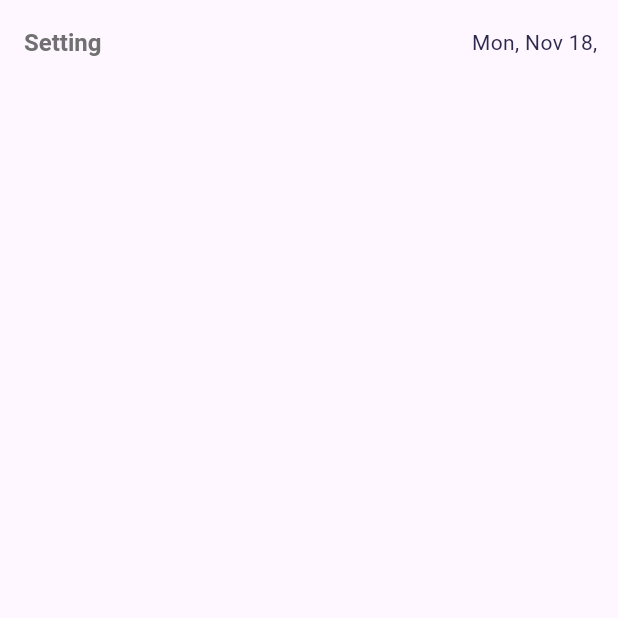
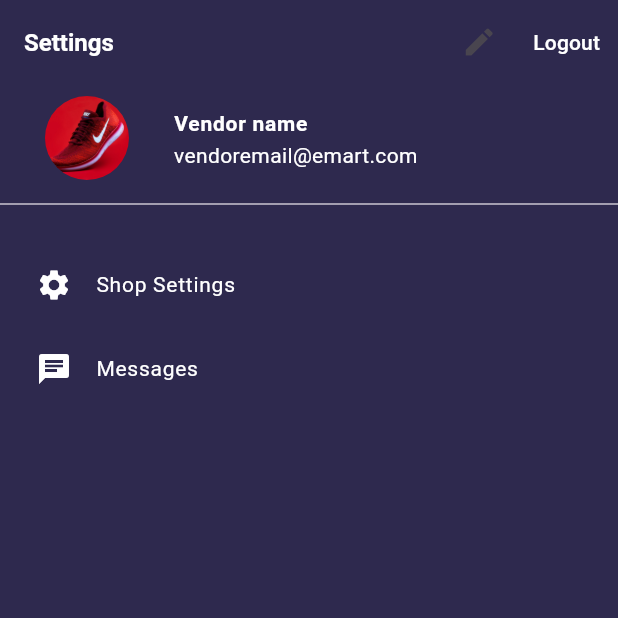
Before and after one commit to MDK301/e_comer_admin, a Flutter app: the ProfileScreen screen opened directly, on a phone screen of 412 x 824 dp, the top half of it. Run offline on Flutter 3.47's test engine with Material 3 defaults, Android fonts, the phone set to English and light mode, and no system bars; our stand-ins replace firebase_core, get, velocity_x; accounts and stored records are empty.

Commit message:
22/30 no error

```diff
--- a/lib/const/lists.dart
+++ b/lib/const/lists.dart
@@ -0,0 +1,10 @@
+import 'package:e_comer_admin/const/const.dart';
+
+
+const profileIconsList = [icShopSettings, icChat, icAccount];
+const profileIconsTitle = [shopSettings, messages, logout];
+
+const popupMenuTitles = [featured, edit, remove];
+const popupMenuIcons = [Icons.featured_play_list, Icons.edit, Icons.delete];
+const profileButtonsTitles = [shopSettings, messages];
+const profileButtonsIcons = [Icons.settings, Icons.chat];
--- a/lib/const/strings.dart
+++ b/lib/const/strings.dart
@@ -15,5 +15,29 @@ const appname = "eMart Seller App",
     totalSales = "Total Sales",
     products = "Products",
     setting = "Setting",
+    featured = "Featured",
+    edit = "Edit",
+    save = "Save",
+    remove = "Remove",
     unpaid = "Unpaid",
+    shopSettings = "Shop Settings",
+    logout = "Logout",
+    changeImage = "Change Image",
+    messages = "Messages",
+    editProfile = "Edit Profile",
+    popular = "Popular Products",
+    settings = "Settings",
+    name = "User",
     credit = "NguoiDepTraiNhatTheGian";
+// shop settings strings
+const nameHint = "eg. Vendor Name",
+    shopDescHint = "Enter your shop description",
+    shopWebsiteHint = "eg. vendor.emart.com",
+    shopMobileHint = "eg. +92123456789",
+    shopAddressHint = "eg. Near Railway Bazaar",
+    description = "Description",
+    mobile = "Shop Mobile",
+    website = "Shop Website",
+    confirmPassword = "Confirm Password",
+    shopName = "Shop Name",
+    address = "Shop Address";
--- a/lib/views/profile_screen/profile_screen.dart
+++ b/lib/views/profile_screen/profile_screen.dart
@@ -1,5 +1,7 @@
 import 'package:e_comer_admin/const/const.dart';
+import 'package:e_comer_admin/views/profile_screen/edit_profile_screen.dart';
 import 'package:e_comer_admin/views/widget/appbar_widget.dart';
+import 'package:e_comer_admin/views/widget/text_style.dart';
 
 class ProfileScreen extends StatelessWidget {
   const ProfileScreen({super.key});
@@ -7,8 +9,45 @@ class ProfileScreen extends StatelessWidget {
   @override
   Widget build(BuildContext context) {
     return Scaffold(
-      appBar:appbarWidget(setting),
+      backgroundColor: purpleColor,
+      appBar: AppBar(
+        automaticallyImplyLeading: false,
+        title: boldText(text: settings, size: 16.0),
+        actions: [
+          IconButton(onPressed: () {
+            Get.to(()=> EditProfileScreen());
 
+          }, icon: const Icon(Icons.edit)),
+          TextButton(onPressed: () {}, child: normalText(text: logout)),
+        ],
+      ),
+      body: Column(
+        children: [
+          ListTile(
+            leading: Image.asset(imgProduct)
+                .box
+                .roundedFull
+                .clip(Clip.antiAlias)
+                .make(),
+            title: boldText(text: "Vendor name"),
+            subtitle: normalText(text: "vendoremail@emart.com"),
+          ), // ListTile
+          const Divider(),
+          10.heightBox,
+          Padding(
+            padding: const EdgeInsets.all(8.0),
+            child: Column(
+              children: List.generate(
+                profileButtonsIcons.length,
+                (index) => ListTile(
+                  leading: Icon(profileButtonsIcons[index], color: white),
+                  title: normalText(text: profileButtonsTitles[index]),
+                ),
+              ),
+            ),
+          ),
+        ],
+      ),
     );
   }
 }
```
Also changed, not shown: lib/views/products_screen/products_screen.dart (+27 -2 lines), lib/views/profile_screen/edit_profile_screen.dart (added, +46 -0 lines), lib/views/widget/custom_textfield.dart (added, +25 -0 lines).
